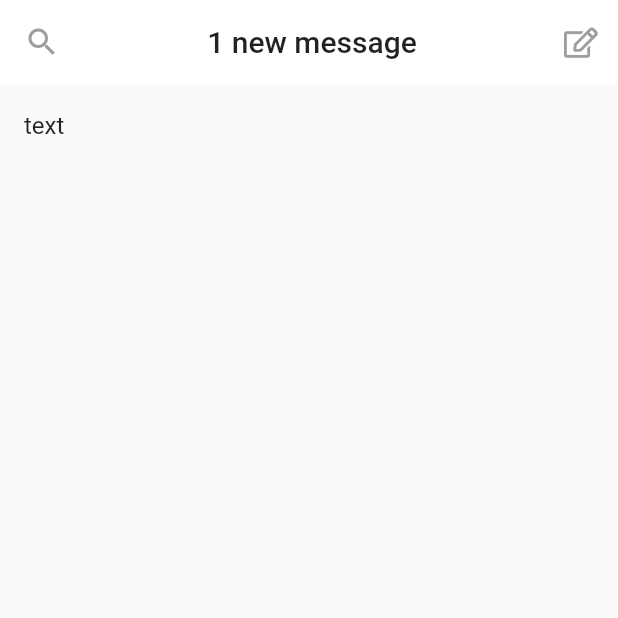
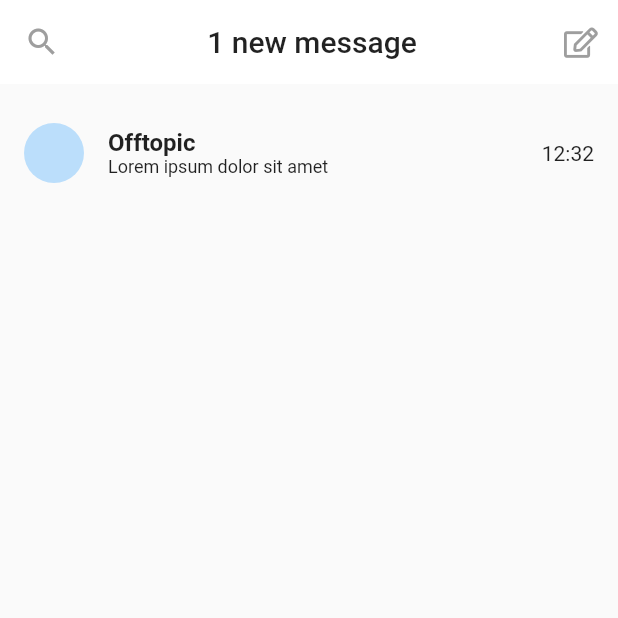
Before and after one commit to flutter-poland/flutter-chat-workshop, a Flutter app: the ChatRoomsPage screen opened directly, on a phone screen of 412 x 824 dp, the top half of it. Run offline on Flutter 3.47's test engine with Material 2 defaults, Android fonts, the phone set to English and light mode, and no system bars; our stand-ins replace cached_network_image, font_awesome_flutter; network calls fail.

Commit message:
Add basic layout of chat room list tile

```diff
--- a/lib/screens/chat_rooms_page.dart
+++ b/lib/screens/chat_rooms_page.dart
@@ -44,13 +44,38 @@ class _ChatRoomsPageState extends State<ChatRoomsPage> {
 class ChatRoomListTile extends StatelessWidget {
   const ChatRoomListTile({
     Key key,
-    int index,
+    this.index,
   }) : super(key: key);
+
+  final int index;
 
   @override
   Widget build(BuildContext context) {
-    return ListTile(
-      title: Text('text'),
+    final titleStyle = TextStyle(fontWeight: FontWeight.w600, fontSize: 16);
+    final subtitleStyle = TextStyle(fontWeight: FontWeight.w400, fontSize: 12);
+
+    return Container(
+      child: Container(
+        padding: EdgeInsets.symmetric(vertical: 18),
+        child: ListTile(
+          leading: CircleAvatar(),
+          title: Column(
+            crossAxisAlignment: CrossAxisAlignment.start,
+            children: <Widget>[
+              Text(
+                'Offtopic',
+                style: titleStyle,
+              ),
+              Text(
+                'Lorem ipsum dolor sit amet',
+                style: subtitleStyle,
+              ),
+            ],
+          ),
+          trailing: Text('12:32'),
+          onTap: () {},
+        ),
+      ),
     );
   }
 }
```
